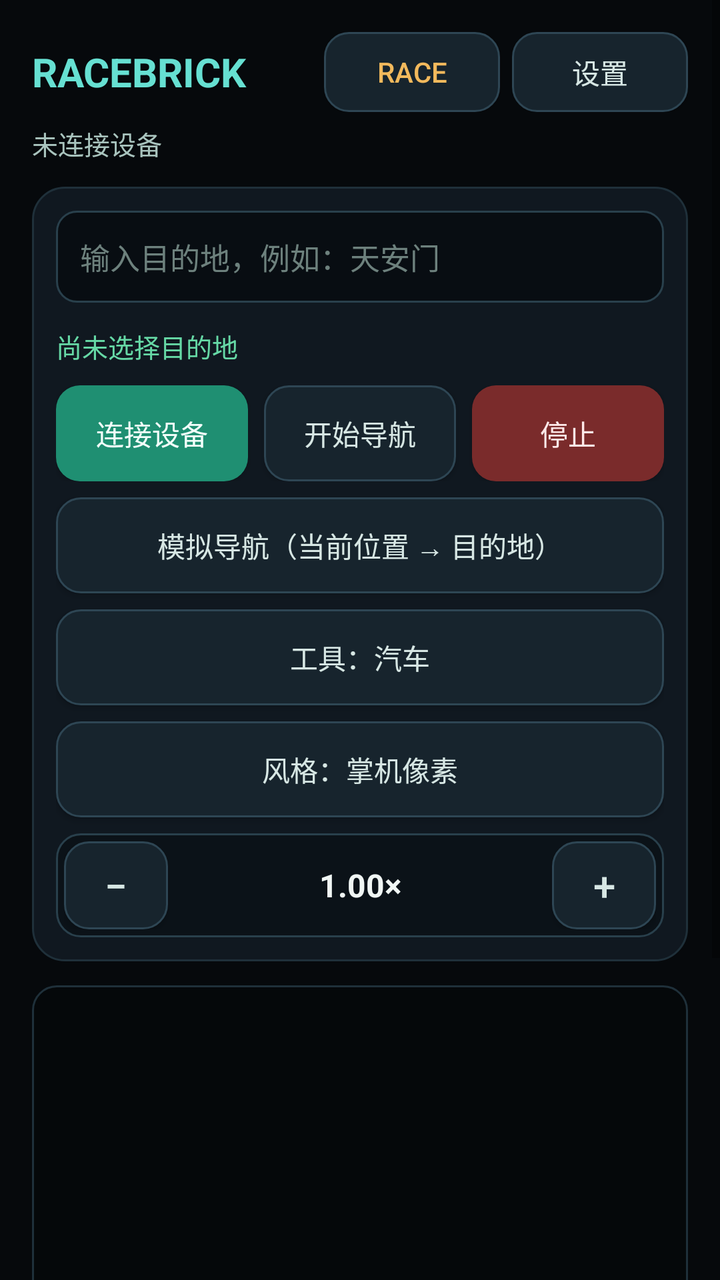
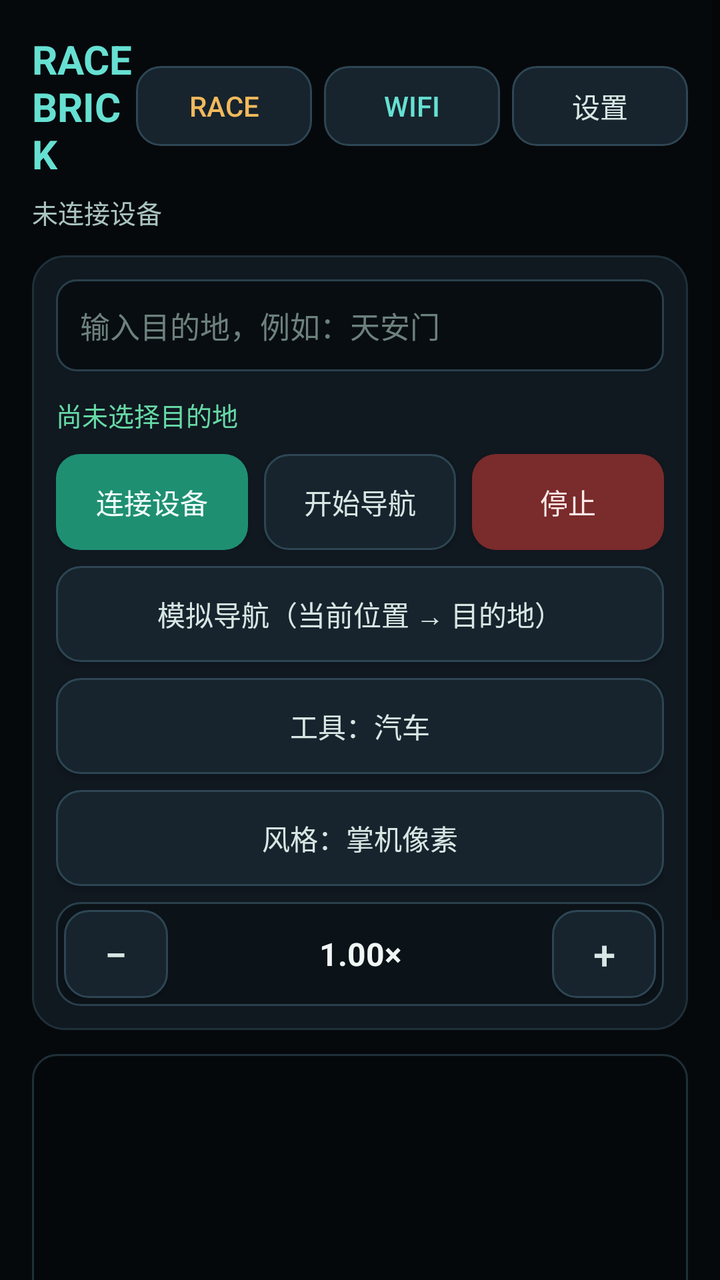

An Android layout rendered at two revisions. The XML below is the earlier revision; the diff shows what the commit changed to produce the second picture.
<!-- AndroidManifest.xml: application theme Theme.NavBridge -->
<!-- res/layout/activity_main.xml -->
<?xml version="1.0" encoding="utf-8"?>
<ScrollView xmlns:android="http://schemas.android.com/apk/res/android"
    android:fitsSystemWindows="true"
    android:layout_width="match_parent"
    android:layout_height="match_parent"
    android:fillViewport="true"
    android:background="#06090C">

    <LinearLayout
        android:layout_width="match_parent"
        android:layout_height="wrap_content"
        android:orientation="vertical"
        android:padding="16dp"
        android:paddingTop="36dp">

        <LinearLayout
            android:layout_width="match_parent"
            android:layout_height="wrap_content"
            android:gravity="center_vertical"
            android:orientation="horizontal">

            <TextView
                android:layout_width="0dp"
                android:layout_height="wrap_content"
                android:layout_weight="1"
                android:text="RACEBRICK"
                android:textColor="#66E0D2"
                android:textSize="20sp"
                android:textStyle="bold" />

            <Button
                android:id="@+id/btnRace"
                android:layout_width="wrap_content"
                android:layout_height="wrap_content"
                android:layout_marginEnd="6dp"
                android:background="@drawable/btn_secondary"
                android:backgroundTint="@null"
                android:minHeight="40dp"
                android:text="RACE"
                android:textColor="#F2B95C" />

            <Button
                android:id="@+id/btnSettings"
                android:layout_width="wrap_content"
                android:layout_height="wrap_content"
                android:background="@drawable/btn_secondary"
                android:backgroundTint="@null"
                android:minHeight="40dp"
                android:text="设置"
                android:textColor="#D7E7E4" />
        </LinearLayout>

        <TextView
            android:id="@+id/tvStatus"
            android:layout_width="match_parent"
            android:layout_height="wrap_content"
            android:layout_marginTop="6dp"
            android:text="未连接设备"
            android:textColor="#A9C4BE"
            android:textSize="13sp" />

        <LinearLayout
            android:layout_width="match_parent"
            android:layout_height="wrap_content"
            android:layout_marginTop="12dp"
            android:background="@drawable/bg_card"
            android:orientation="vertical"
            android:padding="12dp">

            <EditText
                android:id="@+id/etKeyword"
                android:layout_width="match_parent"
                android:layout_height="wrap_content"
                android:background="@drawable/bg_input"
                android:hint="输入目的地，例如：天安门"
                android:inputType="text"
                android:padding="12dp"
                android:textColor="#F0F6F4"
                android:textColorHint="#6D817D"
                android:textSize="15sp" />

            <LinearLayout
                android:id="@+id/llTips"
                android:layout_width="match_parent"
                android:layout_height="wrap_content"
                android:layout_marginTop="4dp"
                android:orientation="vertical" />

            <TextView
                android:id="@+id/tvDest"
                android:layout_width="match_parent"
                android:layout_height="wrap_content"
                android:layout_marginTop="8dp"
                android:text="尚未选择目的地"
                android:textColor="#66D9A6"
                android:textSize="13sp" />

            <LinearLayout
                android:layout_width="match_parent"
                android:layout_height="wrap_content"
                android:layout_marginTop="10dp"
                android:orientation="horizontal">

                <Button
                    android:id="@+id/btnConnect"
                    android:layout_width="0dp"
                    android:layout_height="wrap_content"
                    android:layout_weight="1"
                    android:background="@drawable/btn_primary"
                    android:backgroundTint="@null"
                    android:text="连接设备"
                    android:textColor="#F2FFFB" />

                <Button
                    android:id="@+id/btnStart"
                    android:layout_width="0dp"
                    android:layout_height="wrap_content"
                    android:layout_marginStart="8dp"
                    android:layout_weight="1"
                    android:background="@drawable/btn_secondary"
                    android:backgroundTint="@null"
                    android:text="开始导航"
                    android:textColor="#D7E7E4" />

                <Button
                    android:id="@+id/btnStop"
                    android:layout_width="0dp"
                    android:layout_height="wrap_content"
                    android:layout_marginStart="8dp"
                    android:layout_weight="1"
                    android:background="@drawable/btn_danger"
                    android:backgroundTint="@null"
                    android:text="停止"
                    android:textColor="#FFE9E9" />
            </LinearLayout>

            <Button
                android:id="@+id/btnSimulate"
                android:layout_width="match_parent"
                android:layout_height="wrap_content"
                android:layout_marginTop="8dp"
                android:background="@drawable/btn_secondary"
                android:backgroundTint="@null"
                android:text="模拟导航（当前位置 → 目的地）"
                android:textColor="#D7E7E4" />

            <Button
                android:id="@+id/btnTravel"
                android:layout_width="match_parent"
                android:layout_height="wrap_content"
                android:layout_marginTop="8dp"
                android:background="@drawable/btn_secondary"
                android:backgroundTint="@null"
                android:text="工具：汽车"
                android:textColor="#D7E7E4" />

            <Button
                android:id="@+id/btnStyle"
                android:layout_width="match_parent"
                android:layout_height="wrap_content"
                android:layout_marginTop="8dp"
                android:background="@drawable/btn_secondary"
                android:backgroundTint="@null"
                android:text="风格：掌机像素"
                android:textColor="#D7E7E4" />

            <LinearLayout
                android:layout_width="match_parent"
                android:layout_height="wrap_content"
                android:layout_marginTop="8dp"
                android:background="@drawable/bg_zoom"
                android:gravity="center_vertical"
                android:orientation="horizontal"
                android:padding="4dp">

                <Button
                    android:id="@+id/btnZoomOut"
                    android:layout_width="52dp"
                    android:layout_height="44dp"
                    android:background="@drawable/btn_secondary"
                    android:backgroundTint="@null"
                    android:text="−"
                    android:textColor="#D7E7E4"
                    android:textSize="20sp" />

                <TextView
                    android:id="@+id/tvZoom"
                    android:layout_width="0dp"
                    android:layout_height="wrap_content"
                    android:layout_weight="1"
                    android:gravity="center"
                    android:text="1.00×"
                    android:textColor="#F0F6F4"
                    android:textSize="16sp"
                    android:textStyle="bold" />

                <Button
                    android:id="@+id/btnZoomIn"
                    android:layout_width="52dp"
                    android:layout_height="44dp"
                    android:background="@drawable/btn_secondary"
                    android:backgroundTint="@null"
                    android:text="+"
                    android:textColor="#D7E7E4"
                    android:textSize="20sp" />
            </LinearLayout>
        </LinearLayout>

        <ImageView
            android:id="@+id/ivPreview"
            android:layout_width="match_parent"
            android:layout_height="240dp"
            android:layout_marginTop="12dp"
            android:background="@drawable/bg_preview"
            android:contentDescription="320×240 导航画面模拟预览"
            android:scaleType="fitCenter" />

        <LinearLayout
            android:layout_width="match_parent"
            android:layout_height="wrap_content"
            android:layout_marginTop="8dp"
            android:orientation="horizontal">

            <Button
                android:id="@+id/btnPreviewMode"
                android:layout_width="0dp"
                android:layout_height="wrap_content"
                android:layout_weight="1"
                android:background="@drawable/btn_secondary"
                android:backgroundTint="@null"
                android:text="预览：SDK 原图"
                android:textColor="#D7E7E4" />

            <Button
                android:id="@+id/btnOrientation"
                android:layout_width="0dp"
                android:layout_height="wrap_content"
                android:layout_marginStart="8dp"
                android:layout_weight="1"
                android:background="@drawable/btn_secondary"
                android:backgroundTint="@null"
                android:text="视角：车头朝上"
                android:textColor="#D7E7E4" />
        </LinearLayout>

        <TextView
            android:id="@+id/tvLog"
            android:layout_width="match_parent"
            android:layout_height="wrap_content"
            android:layout_marginTop="12dp"
            android:background="@drawable/bg_card"
            android:fontFamily="monospace"
            android:padding="12dp"
            android:textColor="#8FE3A9"
            android:textIsSelectable="true"
            android:textSize="11sp" />
    </LinearLayout>
</ScrollView>
<!-- resources referenced by this layout -->
<resources>
  <!-- drawable bg_card (drawable) -->
  <?xml version="1.0" encoding="utf-8"?>
  <shape xmlns:android="http://schemas.android.com/apk/res/android">
      <solid android:color="#101820" />
      <corners android:radius="16dp" />
      <stroke android:width="1dp" android:color="#1F303A" />
  </shape>
  <!-- drawable bg_input (drawable) -->
  <?xml version="1.0" encoding="utf-8"?>
  <shape xmlns:android="http://schemas.android.com/apk/res/android">
      <solid android:color="#080D12" />
      <corners android:radius="10dp" />
      <stroke android:width="1dp" android:color="#29404C" />
  </shape>
  <!-- drawable bg_preview (drawable) -->
  <?xml version="1.0" encoding="utf-8"?>
  <shape xmlns:android="http://schemas.android.com/apk/res/android">
      <solid android:color="#05080A" />
      <corners android:radius="12dp" />
      <stroke android:width="1dp" android:color="#1F303A" />
  </shape>
  <!-- drawable bg_zoom (drawable) -->
  <?xml version="1.0" encoding="utf-8"?>
  <shape xmlns:android="http://schemas.android.com/apk/res/android">
      <solid android:color="#0B1218" />
      <corners android:radius="12dp" />
      <stroke android:width="1dp" android:color="#29404C" />
  </shape>
  <!-- drawable btn_danger (drawable) -->
  <?xml version="1.0" encoding="utf-8"?>
  <shape xmlns:android="http://schemas.android.com/apk/res/android">
      <solid android:color="#7A2B2B" />
      <corners android:radius="12dp" />
  </shape>
  <!-- drawable btn_primary (drawable) -->
  <?xml version="1.0" encoding="utf-8"?>
  <shape xmlns:android="http://schemas.android.com/apk/res/android">
      <solid android:color="#1F8F72" />
      <corners android:radius="12dp" />
  </shape>
  <!-- drawable btn_secondary (drawable) -->
  <?xml version="1.0" encoding="utf-8"?>
  <shape xmlns:android="http://schemas.android.com/apk/res/android">
      <solid android:color="#17242D" />
      <corners android:radius="12dp" />
      <stroke android:width="1dp" android:color="#2E4654" />
  </shape>
  <style name="Theme.NavBridge" parent="Theme.AppCompat.DayNight.NoActionBar">
          <item name="android:windowBackground">@android:color/black</item>
          <item name="android:statusBarColor">@android:color/black</item>
      </style>
</resources>

<!-- the commit's change to res/layout/activity_main.xml (unified diff, before → after) -->
@@ -38,6 +38,17 @@
                 android:minHeight="40dp"
                 android:text="RACE"
                 android:textColor="#F2B95C" />
+
+            <Button
+                android:id="@+id/btnWifi"
+                android:layout_width="wrap_content"
+                android:layout_height="wrap_content"
+                android:layout_marginEnd="6dp"
+                android:background="@drawable/btn_secondary"
+                android:backgroundTint="@null"
+                android:minHeight="40dp"
+                android:text="WiFi"
+                android:textColor="#66E0D2" />
 
             <Button
                 android:id="@+id/btnSettings"
